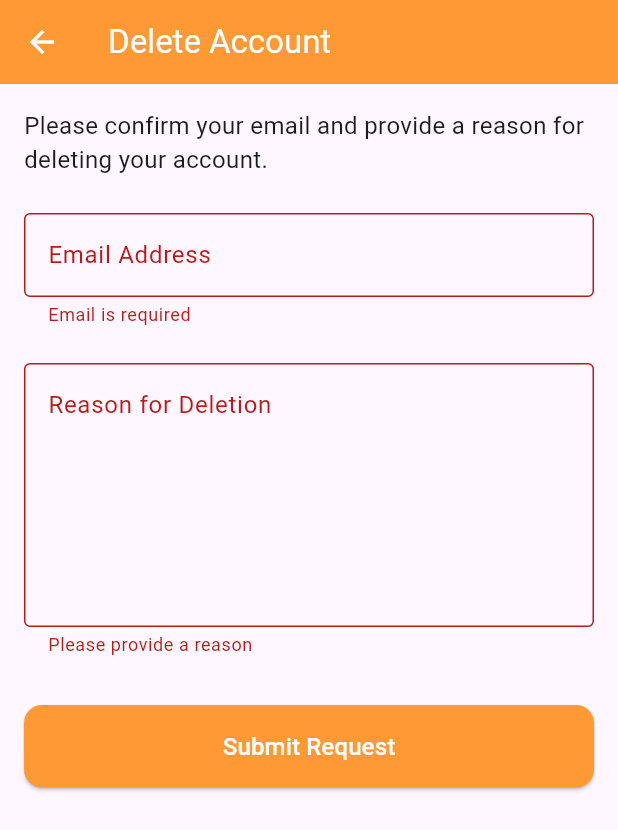
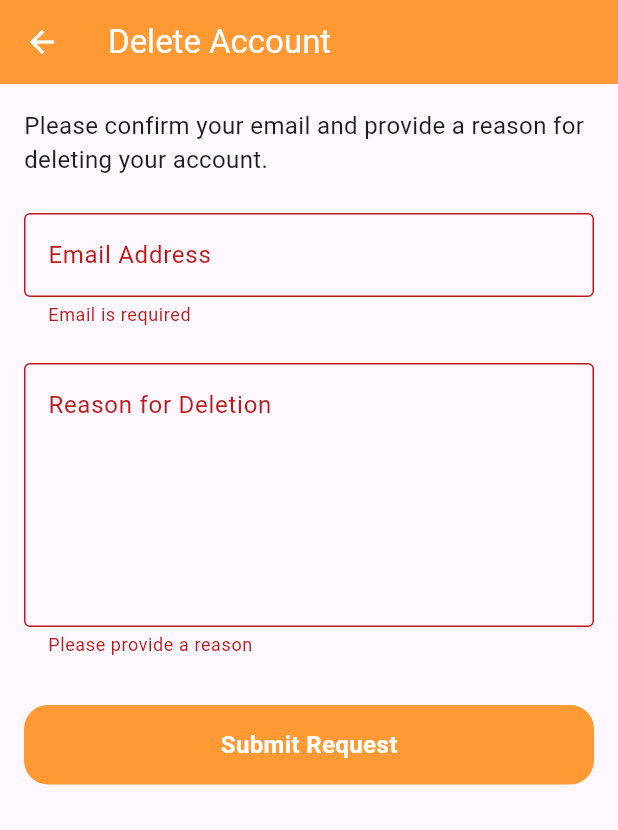
Before and after one commit to josdiv/fsqebookapp, a Flutter app: the AccountDeletionScreen screen opened directly, after a tap on "Submit Request", on a phone screen of 412 x 824 dp. Shown: the top 830 px of the screen. Run offline on Flutter 3.47's test engine with Material 3 defaults, Android fonts, the phone set to English and light mode, and no system bars; our stand-ins replace cached_network_image, dartz, dio, dots_indicator, equatable, firebase_core and 10 more; missing offline and left inert: animated_rating_stars, flutter_overlay_loader; accounts and stored records are empty; statements that could not run were skipped; project files that could hold a hidden picture were left out.

Commit message:
Updated the Request Deletion Screen

```diff
--- a/lib/features/settings/presentation/screens/account_deletion_screen/account_deletion_screen.dart
+++ b/lib/features/settings/presentation/screens/account_deletion_screen/account_deletion_screen.dart
@@ -1,5 +1,9 @@
 import 'package:flutter/material.dart';
+import 'package:flutter_bloc/flutter_bloc.dart';
+import 'package:foursquare_ebbok_app/core/helper/common_loader.dart';
 import 'package:foursquare_ebbok_app/core/theme/app_colors.dart';
+import 'package:foursquare_ebbok_app/core/ui/widgets/default_button.dart';
+import 'package:foursquare_ebbok_app/features/settings/presentation/cubits/settings_cubit.dart';
 
 class AccountDeletionScreen extends StatefulWidget {
   const AccountDeletionScreen({super.key});
@@ -19,12 +23,29 @@ class _AccountDeletionScreenState extends State<AccountDeletionScreen> {
       final email = _emailController.text.trim();
       final reason = _reasonController.text.trim();
       print('Email: $email\nReason: $reason');
+      context.read<SettingsCubit>().requestAccountDeletionEvent({
+        'email': email,
+        'reason': reason,
+      });
       // You can also show a confirmation dialog or snackbar here
     }
   }
 
   @override
   Widget build(BuildContext context) {
+    return BlocConsumer<SettingsCubit, SettingsState>(
+      listener: (context, state) {
+        if (state is RequestDeleteErrorState) {
+          showSnackBar(context, state.error);
+        }
+
+        if (state is RequestDeleteLoadedState) {
+          showSnackBar(context,
+              'Your Request to Delete Account has been sent successfully');
+          Navigator.pop(context);
+        }
+      },
+      builder: (context, state) {
         return Scaffold(
           appBar: AppBar(
             title: const Text('Delete Account'),
@@ -56,7 +77,8 @@ class _AccountDeletionScreenState extends State<AccountDeletionScreen> {
                       if (email == null || email.isEmpty) {
                         return 'Email is required';
                       }
-                  final emailRegex = RegExp(r'^[\w-.]+@([\w-]+\.)+[\w-]{2,4}$');
+                      final emailRegex =
+                          RegExp(r'^[\w-.]+@([\w-]+\.)+[\w-]{2,4}$');
                       if (!emailRegex.hasMatch(email)) {
                         return 'Enter a valid email address';
                       }
@@ -86,24 +108,32 @@ class _AccountDeletionScreenState extends State<AccountDeletionScreen> {
                   const SizedBox(height: 32),
 
                   // Submit button
-              ElevatedButton(
-                onPressed: _submit,
-                style: ElevatedButton.styleFrom(
-                  backgroundColor: AppColors.orangeColor,
-                  padding: const EdgeInsets.symmetric(vertical: 16),
-                  shape: RoundedRectangleBorder(
-                    borderRadius: BorderRadius.circular(12),
+                  DefaultButton(
+                    text: 'Submit Request',
+                    onTap: _submit,
+                    opacity: true,
+                    loading: state is RequestDeleteLoadingState,
                   ),
-                ),
-                child: const Text(
-                  'Submit Request',
-                  style: TextStyle(color: Colors.white, fontSize: 16),
-                ),
-              ),
+                  // ElevatedButton(
+                  //   onPressed: _submit,
+                  //   style: ElevatedButton.styleFrom(
+                  //     backgroundColor: AppColors.orangeColor,
+                  //     padding: const EdgeInsets.symmetric(vertical: 16),
+                  //     shape: RoundedRectangleBorder(
+                  //       borderRadius: BorderRadius.circular(12),
+                  //     ),
+                  //   ),
+                  //   child: const Text(
+                  //     'Submit Request',
+                  //     style: TextStyle(color: Colors.white, fontSize: 16),
+                  //   ),
+                  // ),
                 ],
               ),
             ),
           ),
         );
+      },
+    );
   }
 }
```
Also changed, not shown: lib/features/settings/data/datasource/settings_remote_datasource.dart (+36 -3 lines). Lines whose indentation alone changed are shown as unchanged.
